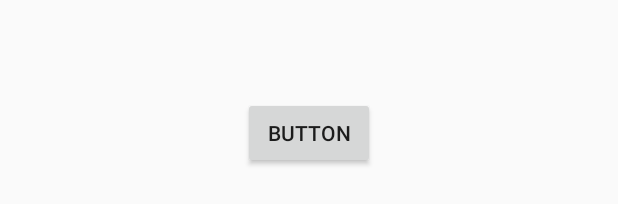
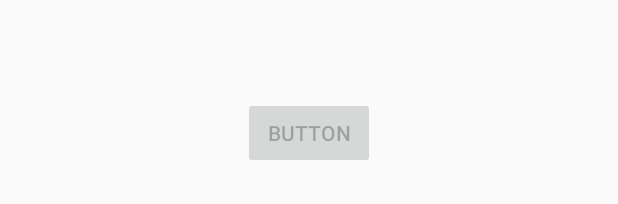
Before and after one commit to n-a-sistemas/ProjetoMobileTST, an Android app: the layout activity_main.xml on its own in the app's theme, with its tools: preview values and no code run, on a phone screen of 412 x 824 dp. Shown: the part 1019-1223 px from the top of the screen. Run offline under Robolectric (Android 15) with nearby library versions, the light colour scheme and no system bars.

Commit message:
aplicado gerar ponto 1 vez por dia ,e fazendo a tela de nao acesso para quem nao e adm

```diff
--- a/app/src/main/AndroidManifest.xml
+++ b/app/src/main/AndroidManifest.xml
@@ -9,7 +9,8 @@
         android:roundIcon="@mipmap/ic_launcher_round"
         android:supportsRtl="true"
         android:theme="@style/AppTheme">
-        <activity android:name=".FuncionariosActivity"></activity>
+        <activity android:name=".SairActivity"></activity>
+        <activity android:name=".FuncionariosActivity" />
         <activity android:name=".MainActivity" />
         <activity android:name=".SplashActivity">
             <intent-filter>
--- a/app/src/main/res/layout/activity_main.xml
+++ b/app/src/main/res/layout/activity_main.xml
@@ -12,7 +12,7 @@
         android:layout_height="0dp"
         android:layout_marginTop="32dp"
         android:layout_marginBottom="32dp"
-        app:layout_constraintBottom_toTopOf="@+id/button"
+        app:layout_constraintBottom_toTopOf="@+id/btn_ponto"
         app:layout_constraintEnd_toEndOf="parent"
         app:layout_constraintStart_toStartOf="parent"
         app:layout_constraintTop_toBottomOf="@+id/edit_text_nome" />
@@ -31,14 +31,27 @@
         app:layout_constraintTop_toTopOf="parent" />
 
     <Button
-        android:id="@+id/button"
+        android:id="@+id/btn_ponto"
         android:layout_width="wrap_content"
         android:layout_height="wrap_content"
         android:layout_marginBottom="32dp"
+        android:enabled="false"
         android:onClick="testeando"
         android:text="Button"
+        android:visibility="visible"
         app:layout_constraintBottom_toBottomOf="parent"
         app:layout_constraintEnd_toEndOf="parent"
         app:layout_constraintStart_toStartOf="parent" />
 
+    <TextView
+        android:id="@+id/textView_test"
+        android:layout_width="wrap_content"
+        android:layout_height="wrap_content"
+        android:layout_marginStart="200dp"
+        android:layout_marginEnd="285dp"
+        android:textAppearance="@style/TextAppearance.AppCompat.Display2"
+        app:layout_constraintEnd_toEndOf="parent"
+        app:layout_constraintStart_toStartOf="parent"
+        app:layout_constraintTop_toBottomOf="@+id/list_view_menu_inicial" />
+
 </androidx.constraintlayout.widget.ConstraintLayout>
```
Also changed, not shown: app/src/main/java/com/example/projetoapptst/MainActivity.java (+82 -28 lines), app/src/main/java/com/example/projetoapptst/SairActivity.java (added, +27 -0 lines), app/src/main/res/layout/activity_sair.xml (added, +29 -0 lines).
